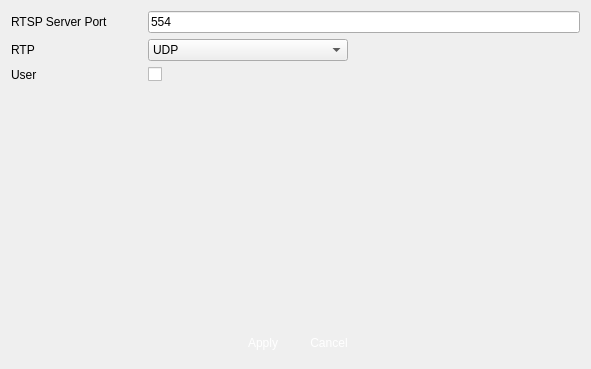
Before: the Qt Designer form veapp/setting/vscrtsprtp.ui in linkingvision/rapidvms, drawn with Qt 5.
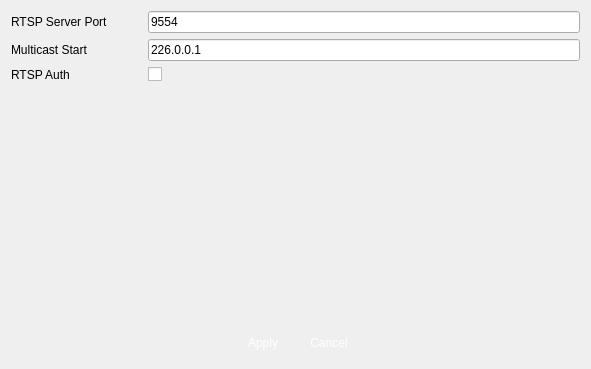
After: the same form once the commit is applied. Icons and pictures are not drawn.

What changed in the file:
```diff
--- a/veapp/setting/vscrtsprtp.ui
+++ b/veapp/setting/vscrtsprtp.ui
@@ -32,7 +32,7 @@
         </size>
        </property>
        <property name="text">
-        <string>554</string>
+        <string>9554</string>
        </property>
        <property name="readOnly">
         <bool>false</bool>
@@ -49,7 +49,7 @@
      <item row="2" column="0">
       <widget class="QLabel" name="label_3">
        <property name="text">
-        <string>User </string>
+        <string>RTSP Auth</string>
        </property>
       </widget>
      </item>
@@ -63,39 +63,24 @@
      <item row="1" column="0">
       <widget class="QLabel" name="label">
        <property name="text">
-        <string>RTP</string>
+        <string>Multicast Start</string>
        </property>
       </widget>
      </item>
      <item row="1" column="2">
-      <widget class="QComboBox" name="comboBox">
-       <property name="minimumSize">
-        <size>
-         <width>200</width>
-         <height>0</height>
-        </size>
-       </property>
+      <widget class="QLineEdit" name="multiCastStart">
        <property name="maximumSize">
         <size>
-         <width>200</width>
+         <width>16777215</width>
          <height>16777215</height>
         </size>
        </property>
-       <item>
-        <property name="text">
-         <string>UDP</string>
-        </property>
-       </item>
-       <item>
-        <property name="text">
-         <string>TCP</string>
-        </property>
-       </item>
-       <item>
-        <property name="text">
-         <string>Multicast</string>
-        </property>
-       </item>
+       <property name="text">
+        <string>226.0.0.1</string>
+       </property>
+       <property name="readOnly">
+        <bool>false</bool>
+       </property>
       </widget>
      </item>
     </layout>
```
Left out of the diff: 4 changed lines with no effect on the pictures.
